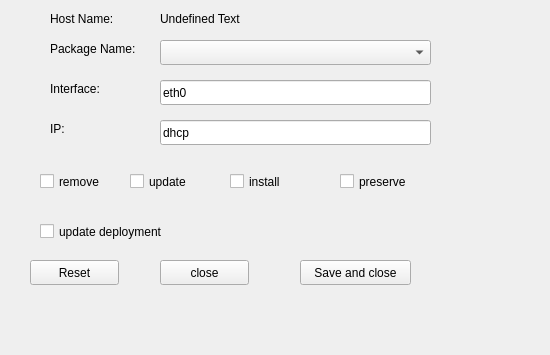
Old version of the form ws/src/ros_qt_sen/src/install_shell/install_option/install_option.ui in the repository cocobird231/RV1-gui.
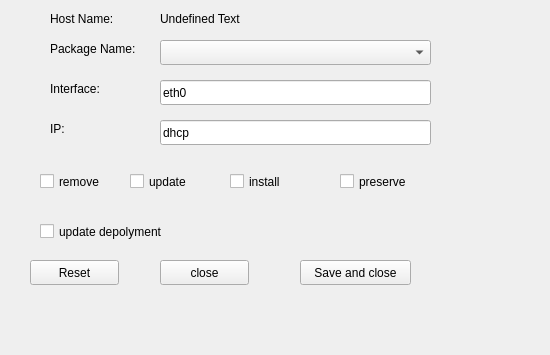
New version of the form.

```diff
--- a/ws/src/ros_qt_sen/src/install_shell/install_option/install_option.ui
+++ b/ws/src/ros_qt_sen/src/install_shell/install_option/install_option.ui
@@ -215,7 +215,7 @@
     </rect>
    </property>
    <property name="text">
-    <string>update deployment</string>
+    <string>update depolyment</string>
    </property>
   </widget>
  </widget>
```
